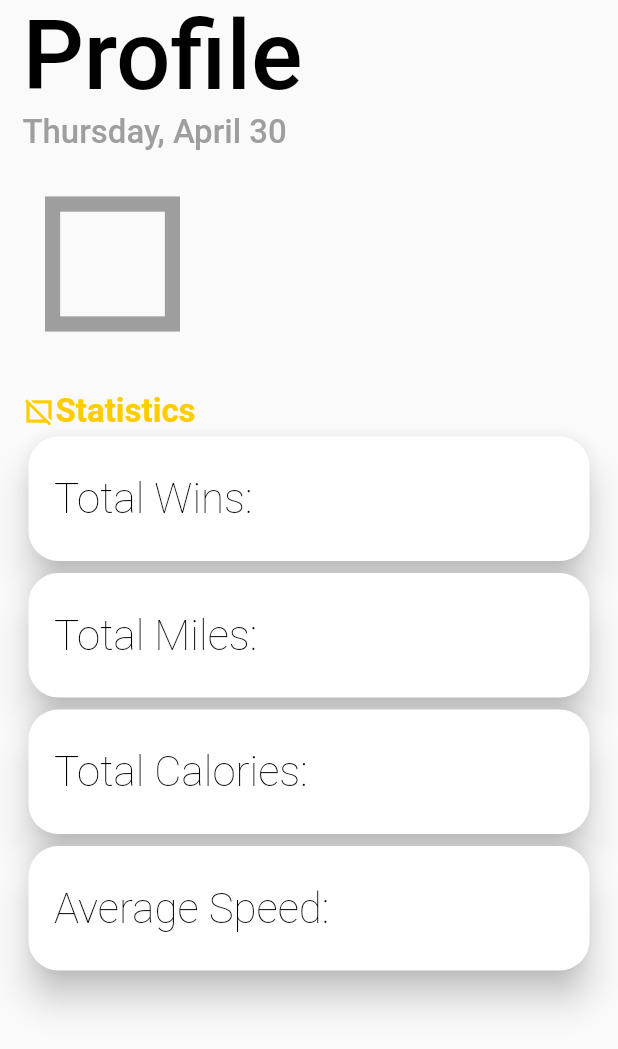
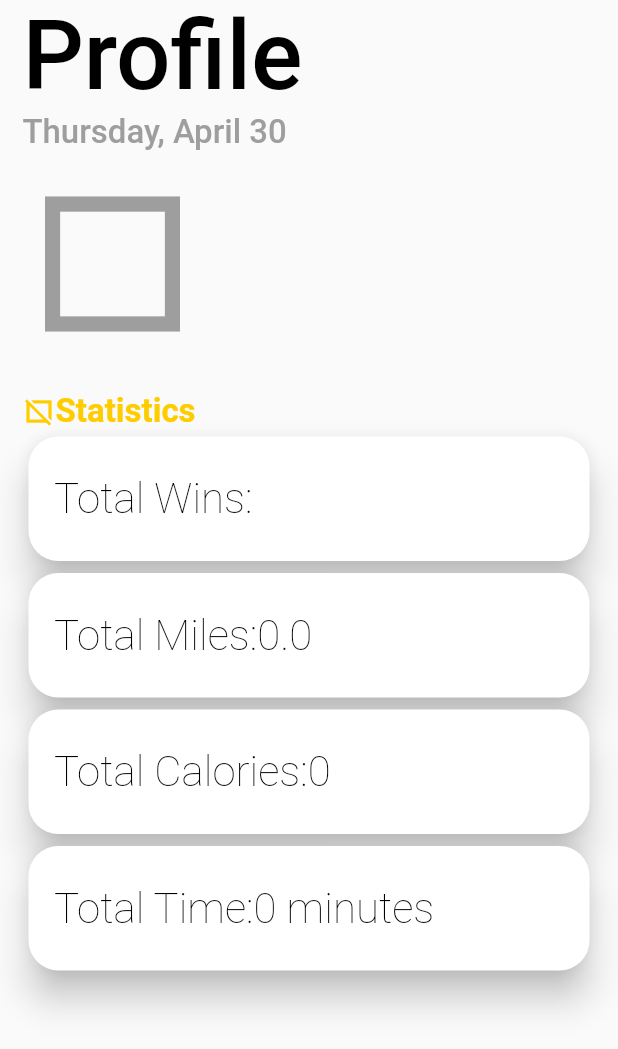
Before and after one commit to gfonsec2/Rider, a Flutter app: the Profile screen opened directly, on a phone screen of 412 x 824 dp. Shown: the top 1049 px of the screen. Run offline on Flutter 3.47's test engine with Material 2 defaults, Android fonts, the phone set to English and light mode, and no system bars; our stand-ins replace cloud_firestore, firebase_auth, firebase_database, flutter_icons; missing offline and left inert: flutter_mailer; accounts and stored records are empty; Roboto replaces fonts that are missing (ProximaNova).

Commit message:
everything works

```diff
--- a/lib/GameResults.dart
+++ b/lib/GameResults.dart
@@ -18,10 +18,11 @@ class GameResults extends StatefulWidget {
   final String p2Username;
   final String winner;
   final String loser;
-  GameResults({Key key, this.p1uid, this.p2uid, this.p1Username, this.winner, this.loser, this.p2Username, int time}) : super(key: key);
+  final int time;
+  GameResults({Key key, this.p1uid, this.p2uid, this.p1Username, this.winner, this.loser, this.p2Username, this.time}) : super(key: key);
 
   @override
-  _GameResultsState createState() => _GameResultsState(p1uid: p1uid, p1Username: p1Username, p2uid: p2uid, p2Username: p2Username, winner: winner, loser: loser);
+  _GameResultsState createState() => _GameResultsState(p1uid: p1uid, p1Username: p1Username, p2uid: p2uid, p2Username: p2Username, winner: winner, loser: loser, time: time );
 }
 
 class _GameResultsState extends State<GameResults> {
@@ -38,17 +39,20 @@ class _GameResultsState extends State<GameResults> {
   async {
     AuthService authService;
    // FirebaseUser user;
-
     double miles;
     int calories;
     print(time);
     double minutes = (time)/60;
-    print(minutes);
-    var va = await databaseReferencePulses.once().then((value) =>
-    miles = (value.value.toInt()*50*3.14159/63360).toDouble());
+   // var va = await databaseReferencePulses.once().then((value) =>
+    //miles = (value.value.toInt()*50*3.14159/63360).toDouble());
+    miles =1;
+
     resetRead();
 
     print("here");
+    print(time);
+    print(miles);
+    print(calories);
       calories = await  (miles*50).toInt();
     var _db = Firestore.instance.collection('lobbys').document(p1uid);
     _db.delete();
--- a/lib/Profile.dart
+++ b/lib/Profile.dart
@@ -6,6 +6,7 @@ import 'package:provider/provider.dart';
 import 'package:flutter_icons/flutter_icons.dart';
 import 'package:flutter/cupertino.dart';
 
+FirebaseUser user;
 class Profile extends StatefulWidget {
   Profile({Key key}): super(key: key);
   _ProfileState createState() => _ProfileState();
@@ -353,6 +354,13 @@ class _ProfileState extends State<Profile> {
     //     }
 
   Widget _menu(){
+    return StreamBuilder(
+      stream: Firestore.instance.collection('users').document(user.uid).snapshots(),
+      builder: (context, snapshot) {
+        var userDocument = snapshot.data;
+        int t = userDocument["totalTime"].toInt();
+        double m = (userDocument["totalMiles"].toDouble()*10).toInt()/10;
+
         return Expanded(
           child: ListView(
             shrinkWrap: true,
@@ -396,8 +404,18 @@ class _ProfileState extends State<Profile> {
                                     fontSize: 28,
                                     fontWeight: FontWeight.w200,
                                     color: Colors.black,
+                                  ),
+
+                                ),
+
+                                Text(userDocument["totalWins"].toString(),
+                                  style: TextStyle(
+                                    fontFamily: 'ProximaNova',
+                                    fontSize: 28,
+                                    fontWeight: FontWeight.w200,
+                                    color: Colors.black,
+                                  ),
                                 )
-                            ),
                                 ],),
                                 // Row(children: <Widget>[
                                 //  Text("Time:",
@@ -495,6 +513,14 @@ class _ProfileState extends State<Profile> {
                                     color: Colors.black,
                                   )
                                 ),
+                                Text(m.toString(),
+                                  style: TextStyle(
+                                    fontFamily: 'ProximaNova',
+                                    fontSize: 28,
+                                    fontWeight: FontWeight.w200,
+                                    color: Colors.black,
+                                  ),
+                                )
                                 ],),
                                 // Row(children: <Widget>[
                                 //  Text("Total Miles:",
@@ -593,6 +619,14 @@ class _ProfileState extends State<Profile> {
                                     color: Colors.black,
                                   )
                                 ),
+                                Text(userDocument["totalCalories"].toString(),
+                                  style: TextStyle(
+                                    fontFamily: 'ProximaNova',
+                                    fontSize: 28,
+                                    fontWeight: FontWeight.w200,
+                                    color: Colors.black,
+                                  ),
+                                )
                                 ],),
                                 // Row(children: <Widget>[
                                 // Text("Wins:",
@@ -678,13 +712,29 @@ class _ProfileState extends State<Profile> {
                             //   // ),
                             // ),
                             // SizedBox(width:10),
-                              Text("Average Speed:",
+                                  Text("Total Time:",
                                   style: TextStyle(
                                     fontSize: 28,
                                     fontWeight: FontWeight.w200,
                                     color: Colors.black,
                                   )
                                 ),
+                                Text(t.toString() ,
+                                  style: TextStyle(
+                                    fontFamily: 'ProximaNova',
+                                    fontSize: 28,
+                                    fontWeight: FontWeight.w200,
+                                    color: Colors.black,
+                                  ),
+                                ),
+                                Text(" minutes",
+                                  style: TextStyle(
+                                    fontFamily: 'ProximaNova',
+                                    fontSize: 28,
+                                    fontWeight: FontWeight.w200,
+                                    color: Colors.black,
+                                  ),
+                                )
                                 ],),
                                 // Row(children: <Widget>[
                                 // Text("Time:",
@@ -735,8 +785,11 @@ class _ProfileState extends State<Profile> {
           ),
         );
       }
+    );
+  }
   @override
   Widget build(BuildContext context) {
+    user = Provider.of<FirebaseUser>(context);
     return Scaffold(
       body: SafeArea(
         child: Container(
--- a/lib/SinglesGameStart.dart
+++ b/lib/SinglesGameStart.dart
@@ -512,6 +512,7 @@ class _SinglesGameStartState extends State<SinglesGameStart> {
     print(avgMph);
     Navigator.pushReplacement(context, MaterialPageRoute(builder: (context) => SinglesResults(
       completedTime: completedTime,
+      time: current,
       distance: distance,
       calories: calories,
       avgMph: avgMph.toInt()
--- a/lib/SinglesResults.dart
+++ b/lib/SinglesResults.dart
@@ -6,6 +6,7 @@ import 'package:provider/provider.dart';
 import 'package:rider/auth.dart';
 
 import 'Home.dart';
+import 'newHome.dart';
   FirebaseUser user;
 
 class SinglesResults extends StatefulWidget {
@@ -13,10 +14,11 @@ class SinglesResults extends StatefulWidget {
   final double distance;
   final int calories;
   final int avgMph;
-  SinglesResults({Key key, this.distance, this.calories, this.completedTime,this.avgMph}) : super(key: key);
+  final int time;
+  SinglesResults({Key key, this.distance, this.calories, this.completedTime,this.avgMph, this.time}) : super(key: key);
 
   @override
-  _SinglesResultsState createState() => _SinglesResultsState(completedTime: completedTime, distance: distance, calories: calories, avgMph: avgMph);
+  _SinglesResultsState createState() => _SinglesResultsState(completedTime: completedTime, distance: distance, calories: calories, avgMph: avgMph, time: time);
 }
 
 class _SinglesResultsState extends State<SinglesResults> {
@@ -24,23 +26,19 @@ class _SinglesResultsState extends State<SinglesResults> {
   final double distance;
   final int calories;
   final int avgMph;
-  _SinglesResultsState({Key key, @required this.distance, this.calories, this.completedTime, this.avgMph});
+  final int time;
+  _SinglesResultsState({Key key, @required this.distance, this.calories, this.completedTime, this.avgMph, this.time});
 
 Future<void> saveData()
   async {
     AuthService authService;
    // FirebaseUser user;
 
-    double miles;
-    int calories;
-    double minutes = int.parse(completedTime)/60;
-    var va = await databaseReferencePulses.once().then((value) =>
-    miles = (value.value.toInt()*50*3.14159/63360).toDouble());
-    resetRead();
+    double minutes = time/60;
 
-
-      calories = await  (miles*50).toInt();
-      updatePrevWorkout(user, minutes, calories, miles);
+      updatePrevWorkout(user, minutes, calories, distance);
+      resetRead();
+    Navigator.pushAndRemoveUntil(context, MaterialPageRoute(builder: (context) => MyTabbedPage()), (route) => false);
 
 
     }
@@ -66,9 +64,7 @@ Future<void> saveData()
             )
           ),
           onPressed:  () {
-            //saveData();
-            Navigator.pop(context);
-            Navigator.pop(context);
+            saveData();
           },
         )
       ]
--- a/lib/TrialResults.dart
+++ b/lib/TrialResults.dart
@@ -5,6 +5,7 @@ import 'package:provider/provider.dart';
 
 import 'Home.dart';
 import 'auth.dart';
+import 'newHome.dart';
 
 FirebaseUser user;
 
@@ -15,10 +16,11 @@ class TrialResults extends StatefulWidget {
   final int calories;
   final String yourRecordTime;
   final int avgMph;
-  TrialResults({Key key, this.distance, this.calories, this.completedTime, this.yourRecordTime, this.goalTime, this.avgMph}) : super(key: key);
+  final int time;
+  TrialResults({Key key, this.distance, this.calories, this.completedTime, this.yourRecordTime, this.goalTime, this.avgMph, this.time}) : super(key: key);
 
   @override
-  _TrialResultsState createState() => _TrialResultsState(goalTime: goalTime, completedTime: completedTime, distance: distance, calories: calories, yourRecordTime: yourRecordTime, avgMph: avgMph);
+  _TrialResultsState createState() => _TrialResultsState(goalTime: goalTime, completedTime: completedTime, distance: distance, calories: calories, yourRecordTime: yourRecordTime, avgMph: avgMph, time: time);
 }
 
 class _TrialResultsState extends State<TrialResults> {
@@ -28,7 +30,8 @@ class _TrialResultsState extends State<TrialResults> {
   final int calories;
   final String yourRecordTime;
   final int avgMph;
-  _TrialResultsState({Key key, @required this.distance, this.calories, this.completedTime, this.yourRecordTime, this.goalTime, this.avgMph});
+  final int time;
+  _TrialResultsState({Key key, @required this.distance, this.calories, this.completedTime, this.yourRecordTime, this.goalTime, this.avgMph, this.time});
 
   Future<void> saveData()
   async {
@@ -36,16 +39,14 @@ class _TrialResultsState extends State<TrialResults> {
    // FirebaseUser user;
 
     double miles;
-    int calories;
-    var milliseconds = completedTime;
-    double minutes = int.parse(milliseconds)/60;
+        var milliseconds = completedTime;
+    double minutes = time/60;
     var va = await databaseReferencePulses.once().then((value) =>
-    miles = (value.value.toInt()*50*3.14159/63360).toDouble());
-    resetRead();
+    miles = (value.value.toInt()*25*3.14159/63360).toDouble());
 
-
-      calories = await  (miles*50).toInt();
-      updatePrevWorkout(user, minutes, calories, miles);
+      updatePrevWorkout(user, minutes, calories, distance);
+       resetRead();
+           Navigator.pushAndRemoveUntil(context, MaterialPageRoute(builder: (context) => MyTabbedPage()), (route) => false);
 
 
     }
@@ -71,9 +72,7 @@ class _TrialResultsState extends State<TrialResults> {
             )
           ),
           onPressed:  () {
-            Navigator.pop(context);
-            Navigator.pop(context);
-            //saveData();
+            saveData();
           },
         )
       ]
@@ -360,7 +359,7 @@ class _TrialResultsState extends State<TrialResults> {
 
   @override
   Widget build(BuildContext context) {
-     user = Provider.of<FirebaseUser>(context);
+    // user = Provider.of<FirebaseUser>(context);
     return Scaffold(
       backgroundColor: Color(0xffffcc00),
       body: SafeArea(
--- a/lib/TrialStart.dart
+++ b/lib/TrialStart.dart
@@ -1,7 +1,9 @@
 import 'dart:async';
+import 'package:firebase_auth/firebase_auth.dart';
 import 'package:flutter/material.dart';
 import 'package:firebase_database/firebase_database.dart';
 import 'package:intl/intl.dart';
+import 'package:provider/provider.dart';
 import 'package:rider/TrialResults.dart';
 
 import 'TrialFailed.dart';
@@ -407,6 +409,8 @@ class _TrialStartState extends State<TrialStart> {
 
   @override
   Widget build(BuildContext context) {
+   user = Provider.of<FirebaseUser>(context);
+
     FirebaseDatabase.instance.reference().child("user").child('rotations_per_minute_stream').update({
         'startReading': 1,
     });
@@ -579,7 +583,8 @@ class _TrialStartState extends State<TrialStart> {
       distance: distance,
       calories: calories,
       yourRecordTime: record,
-      avgMph: avgMph.toInt()
+      time: current,
+      avgMph: avgMph.toInt(),
     )));
   }
 }
--- a/lib/auth.dart
+++ b/lib/auth.dart
@@ -50,7 +50,6 @@ class AuthService {
 }
 
  Future<void> updateUserData(FirebaseUser user, double timeDone, int caloriesDone,  double milesDone) async {
-    print("I am here");
     DocumentReference reportRef = Firestore.instance.collection('users').document(user.uid);
     double miles,time;
     int calories;
@@ -86,7 +85,7 @@ class AuthService {
 
     Firestore.instance.collection('users').document(user.uid).updateData({
       'totalMiles': (miles + milesDone),
-      'prevAvgMph': (milesDone) / ((timeDone)/60),
+      'prevAvgMph': (milesDone)/(timeDone),
       'prevCalories': caloriesDone,
       'prevDistance': milesDone,
       'totalCalories': (calories + caloriesDone),
```
Also changed, not shown: lib/GamePlay.dart (+7 -6 lines), lib/Home.dart (+8 -4 lines), lib/QuickStart.dart (+20 -8 lines), 1 other file. Lines whose indentation alone changed are shown as unchanged.
